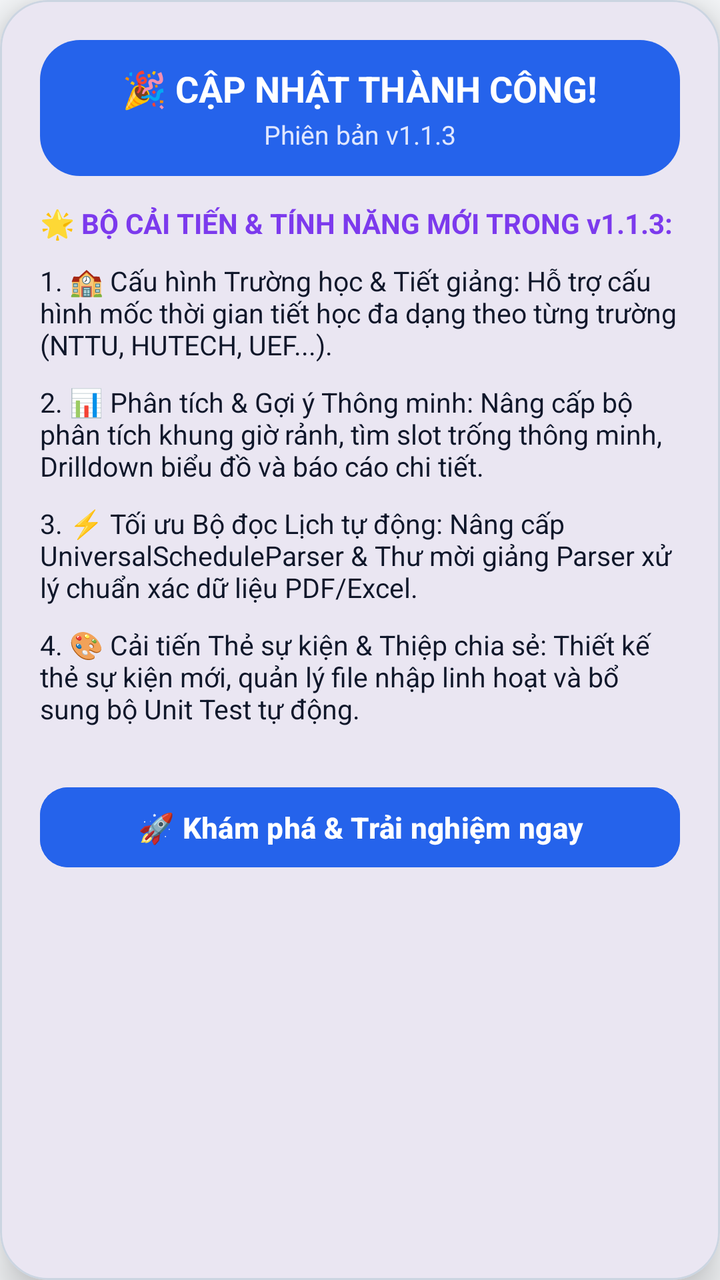
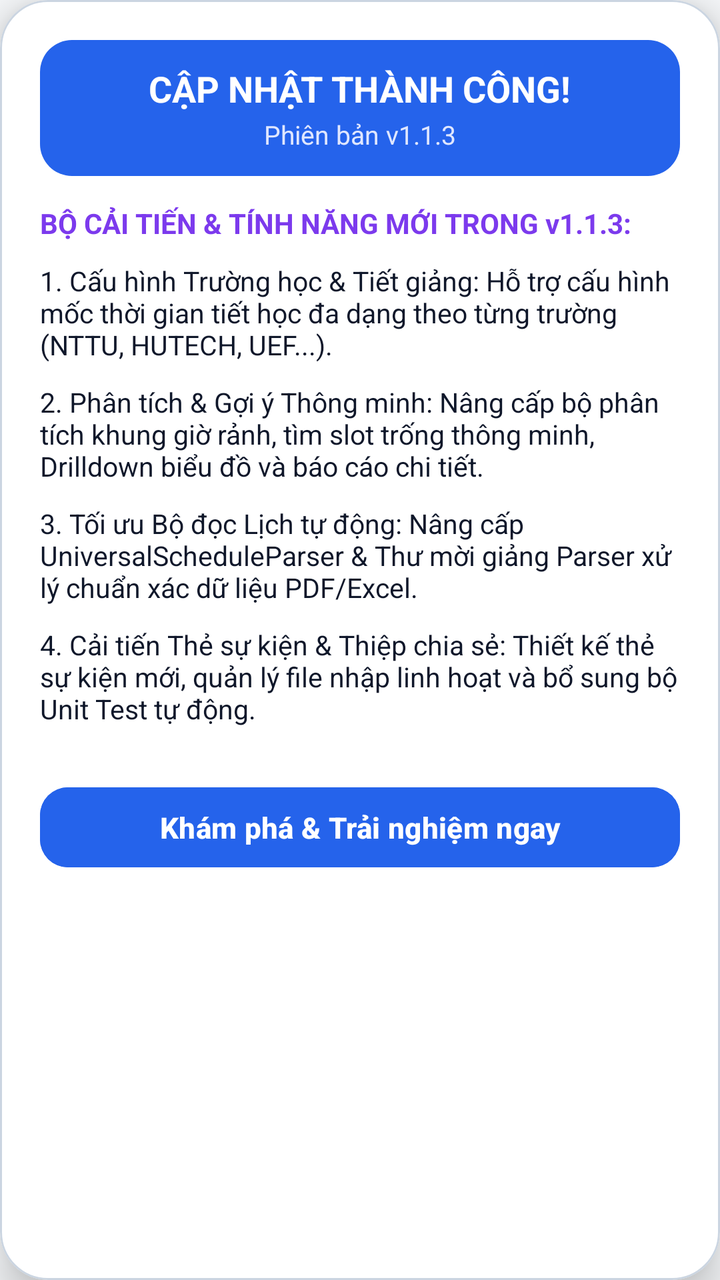

Compare the two renders of this Android layout. The source of the first and the diff that turns it into the second are given below.
<!-- AndroidManifest.xml: application theme Theme.LectuPlan -->
<!-- res/layout/dialog_whats_new.xml -->
<?xml version="1.0" encoding="utf-8"?>
<com.google.android.material.card.MaterialCardView
    xmlns:android="http://schemas.android.com/apk/res/android"
    xmlns:app="http://schemas.android.com/apk/res-auto"
    android:layout_width="match_parent"
    android:layout_height="wrap_content"
    android:layout_margin="16dp"
    app:cardCornerRadius="24dp"
    app:cardElevation="12dp"
    app:strokeWidth="1dp"
    app:strokeColor="@color/border_default"
    app:cardBackgroundColor="@color/surface_card">

    <LinearLayout
        android:layout_width="match_parent"
        android:layout_height="wrap_content"
        android:orientation="vertical"
        android:padding="20dp">

        
        <LinearLayout
            android:layout_width="match_parent"
            android:layout_height="wrap_content"
            android:orientation="vertical"
            android:gravity="center"
            android:padding="12dp"
            android:background="@drawable/bg_chip_selected"
            android:layout_marginBottom="14dp">

            <TextView
                android:layout_width="wrap_content"
                android:layout_height="wrap_content"
                android:text="🎉 CẬP NHẬT THÀNH CÔNG!"
                android:textColor="#FFFFFF"
                android:textSize="18sp"
                android:textStyle="bold" />

            <TextView
                android:id="@+id/tvWhatsNewVersion"
                android:layout_width="wrap_content"
                android:layout_height="wrap_content"
                android:layout_marginTop="2dp"
                android:text="Phiên bản v1.1.3"
                android:textColor="#E0E7FF"
                android:textSize="13sp" />
        </LinearLayout>

        <TextView
            android:layout_width="wrap_content"
            android:layout_height="wrap_content"
            android:text="🌟 BỘ CẢI TIẾN &amp; TÍNH NĂNG MỚI TRONG v1.1.3:"
            android:textColor="@color/accent_purple"
            android:textSize="14sp"
            android:textStyle="bold"
            android:layout_marginBottom="10dp" />

        
        <androidx.core.widget.NestedScrollView
            android:layout_width="match_parent"
            android:layout_height="0dp"
            android:layout_weight="1"
            android:fillViewport="true"
            android:scrollbars="vertical"
            android:layout_marginBottom="16dp">

            <LinearLayout
                android:layout_width="match_parent"
                android:layout_height="wrap_content"
                android:orientation="vertical">

                <TextView
                    android:layout_width="match_parent"
                    android:layout_height="wrap_content"
                    android:text="1. 🏫 Cấu hình Trường học &amp; Tiết giảng: Hỗ trợ cấu hình mốc thời gian tiết học đa dạng theo từng trường (NTTU, HUTECH, UEF...)."
                    android:textSize="13.5sp"
                    android:textColor="@color/text_primary"
                    android:layout_marginBottom="10dp" />

                <TextView
                    android:layout_width="match_parent"
                    android:layout_height="wrap_content"
                    android:text="2. 📊 Phân tích &amp; Gợi ý Thông minh: Nâng cấp bộ phân tích khung giờ rảnh, tìm slot trống thông minh, Drilldown biểu đồ và báo cáo chi tiết."
                    android:textSize="13.5sp"
                    android:textColor="@color/text_primary"
                    android:layout_marginBottom="10dp" />

                <TextView
                    android:layout_width="match_parent"
                    android:layout_height="wrap_content"
                    android:text="3. ⚡ Tối ưu Bộ đọc Lịch tự động: Nâng cấp UniversalScheduleParser &amp; Thư mời giảng Parser xử lý chuẩn xác dữ liệu PDF/Excel."
                    android:textSize="13.5sp"
                    android:textColor="@color/text_primary"
                    android:layout_marginBottom="10dp" />

                <TextView
                    android:layout_width="match_parent"
                    android:layout_height="wrap_content"
                    android:text="4. 🎨 Cải tiến Thẻ sự kiện &amp; Thiệp chia sẻ: Thiết kế thẻ sự kiện mới, quản lý file nhập linh hoạt và bổ sung bộ Unit Test tự động."
                    android:textSize="13.5sp"
                    android:textColor="@color/text_primary"
                    android:layout_marginBottom="10dp" />

            </LinearLayout>
        </androidx.core.widget.NestedScrollView>

        <com.google.android.material.button.MaterialButton
            android:id="@+id/btnWhatsNewClose"
            android:layout_width="match_parent"
            android:layout_height="48dp"
            android:text="🚀 Khám phá &amp; Trải nghiệm ngay"
            android:textColor="#FFFFFF"
            android:backgroundTint="#2563EB"
            android:textSize="14.5sp"
            android:textStyle="bold"
            app:cornerRadius="14dp" />

    </LinearLayout>
</com.google.android.material.card.MaterialCardView>
<!-- resources referenced by this layout -->
<resources>
  <color name="accent_purple">#7C3AED</color>
  <color name="border_default">#CBD5E1</color>
  <color name="surface_card">#FFFFFF</color>
  <color name="text_primary">#0F172A</color>
  <!-- drawable bg_chip_selected (drawable) -->
  <?xml version="1.0" encoding="utf-8"?>
  <shape xmlns:android="http://schemas.android.com/apk/res/android"
      android:shape="rectangle">
      <solid android:color="#2563EB" />
      <corners android:radius="20dp" />
  </shape>
  <style name="Theme.LectuPlan" parent="Base.Theme.LectuPlan" />
  <style name="Base.Theme.LectuPlan" parent="Theme.Material3.DayNight.NoActionBar">
          <item name="android:windowBackground">@color/window_background</item>
          <item name="colorSurface">@color/surface_card</item>
          <item name="colorOnSurface">@color/text_primary</item>
          <item name="colorSurfaceVariant">@color/surface_card_secondary</item>
          <item name="colorOnSurfaceVariant">@color/text_secondary</item>
          
          <item name="android:windowLightStatusBar" tools:targetApi="23">true</item>
          <item name="android:windowLightNavigationBar" tools:targetApi="27">true</item>
      </style>
  <color name="window_background">#F8FAFC</color>
  <color name="surface_card_secondary">#F1F5F9</color>
  <color name="text_secondary">#475569</color>
</resources>

<!-- the commit's change to res/layout/dialog_whats_new.xml (unified diff, before → after) -->
@@ -30,7 +30,7 @@
             <TextView
                 android:layout_width="wrap_content"
                 android:layout_height="wrap_content"
-                android:text="🎉 CẬP NHẬT THÀNH CÔNG!"
+                android:text="CẬP NHẬT THÀNH CÔNG!"
                 android:textColor="#FFFFFF"
                 android:textSize="18sp"
                 android:textStyle="bold" />
@@ -48,7 +48,7 @@
         <TextView
             android:layout_width="wrap_content"
             android:layout_height="wrap_content"
-            android:text="🌟 BỘ CẢI TIẾN &amp; TÍNH NĂNG MỚI TRONG v1.1.3:"
+            android:text="BỘ CẢI TIẾN &amp; TÍNH NĂNG MỚI TRONG v1.1.3:"
             android:textColor="@color/accent_purple"
             android:textSize="14sp"
             android:textStyle="bold"
@@ -71,7 +71,7 @@
                 <TextView
                     android:layout_width="match_parent"
                     android:layout_height="wrap_content"
-                    android:text="1. 🏫 Cấu hình Trường học &amp; Tiết giảng: Hỗ trợ cấu hình mốc thời gian tiết học đa dạng theo từng trường (NTTU, HUTECH, UEF...)."
+                    android:text="1. Cấu hình Trường học &amp; Tiết giảng: Hỗ trợ cấu hình mốc thời gian tiết học đa dạng theo từng trường (NTTU, HUTECH, UEF...)."
                     android:textSize="13.5sp"
                     android:textColor="@color/text_primary"
                     android:layout_marginBottom="10dp" />
@@ -79,7 +79,7 @@
                 <TextView
                     android:layout_width="match_parent"
                     android:layout_height="wrap_content"
-                    android:text="2. 📊 Phân tích &amp; Gợi ý Thông minh: Nâng cấp bộ phân tích khung giờ rảnh, tìm slot trống thông minh, Drilldown biểu đồ và báo cáo chi tiết."
+                    android:text="2. Phân tích &amp; Gợi ý Thông minh: Nâng cấp bộ phân tích khung giờ rảnh, tìm slot trống thông minh, Drilldown biểu đồ và báo cáo chi tiết."
                     android:textSize="13.5sp"
                     android:textColor="@color/text_primary"
                     android:layout_marginBottom="10dp" />
@@ -87,7 +87,7 @@
                 <TextView
                     android:layout_width="match_parent"
                     android:layout_height="wrap_content"
-                    android:text="3. ⚡ Tối ưu Bộ đọc Lịch tự động: Nâng cấp UniversalScheduleParser &amp; Thư mời giảng Parser xử lý chuẩn xác dữ liệu PDF/Excel."
+                    android:text="3. Tối ưu Bộ đọc Lịch tự động: Nâng cấp UniversalScheduleParser &amp; Thư mời giảng Parser xử lý chuẩn xác dữ liệu PDF/Excel."
                     android:textSize="13.5sp"
                     android:textColor="@color/text_primary"
                     android:layout_marginBottom="10dp" />
@@ -95,7 +95,7 @@
                 <TextView
                     android:layout_width="match_parent"
                     android:layout_height="wrap_content"
-                    android:text="4. 🎨 Cải tiến Thẻ sự kiện &amp; Thiệp chia sẻ: Thiết kế thẻ sự kiện mới, quản lý file nhập linh hoạt và bổ sung bộ Unit Test tự động."
+                    android:text="4. Cải tiến Thẻ sự kiện &amp; Thiệp chia sẻ: Thiết kế thẻ sự kiện mới, quản lý file nhập linh hoạt và bổ sung bộ Unit Test tự động."
                     android:textSize="13.5sp"
                     android:textColor="@color/text_primary"
                     android:layout_marginBottom="10dp" />
@@ -107,7 +107,7 @@
             android:id="@+id/btnWhatsNewClose"
             android:layout_width="match_parent"
             android:layout_height="48dp"
-            android:text="🚀 Khám phá &amp; Trải nghiệm ngay"
+            android:text="Khám phá &amp; Trải nghiệm ngay"
             android:textColor="#FFFFFF"
             android:backgroundTint="#2563EB"
             android:textSize="14.5sp"
<!-- resource entries referenced after the edit -->
@@ -9,7 +9,7 @@
   <shape xmlns:android="http://schemas.android.com/apk/res/android"
       android:shape="rectangle">
       <solid android:color="#2563EB" />
-      <corners android:radius="20dp" />
+      <corners android:radius="16dp" />
   </shape>
   <style name="Theme.LectuPlan" parent="Base.Theme.LectuPlan" />
   <style name="Base.Theme.LectuPlan" parent="Theme.Material3.DayNight.NoActionBar">
@@ -18,6 +18,7 @@
           <item name="colorOnSurface">@color/text_primary</item>
           <item name="colorSurfaceVariant">@color/surface_card_secondary</item>
           <item name="colorOnSurfaceVariant">@color/text_secondary</item>
+          <item name="elevationOverlayEnabled">false</item>
           
           <item name="android:windowLightStatusBar" tools:targetApi="23">true</item>
           <item name="android:windowLightNavigationBar" tools:targetApi="27">true</item>
